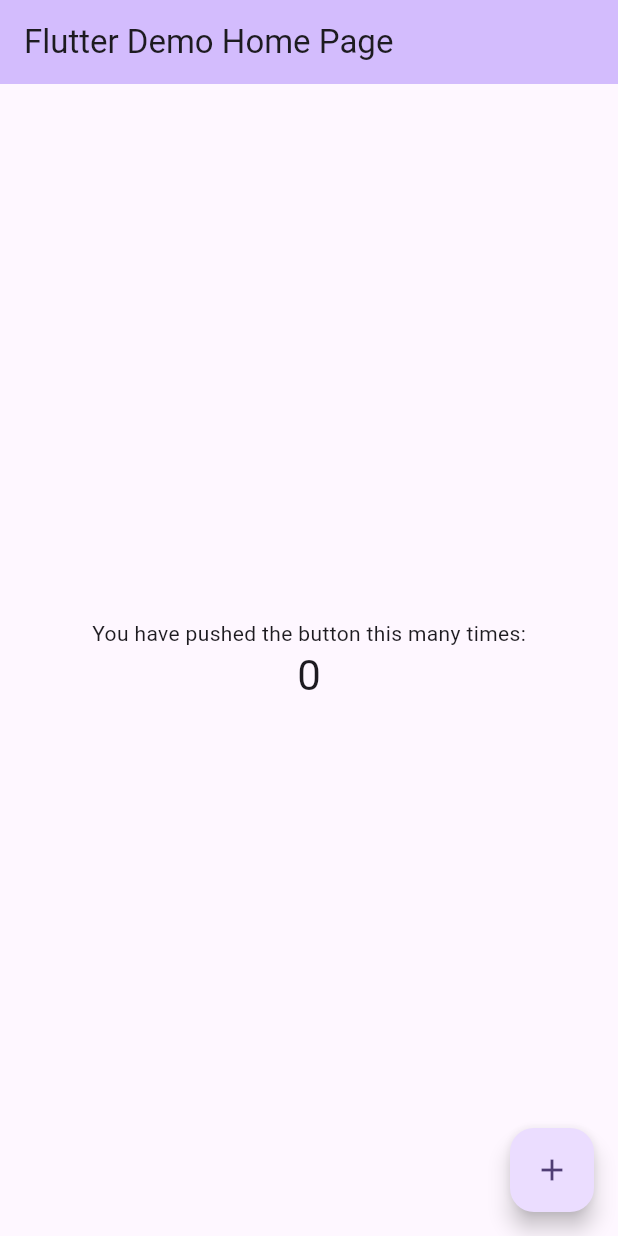
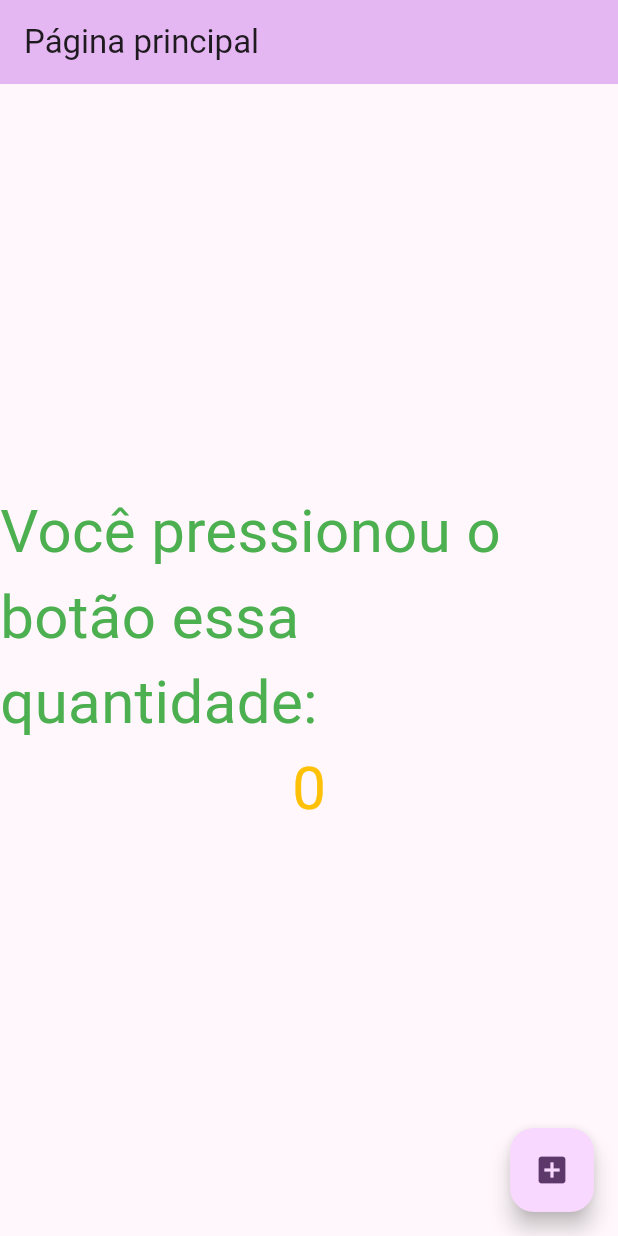
Before and after one commit to gabrielnuss/MeuappFlutter, a Flutter app: the screen it shows after launch, on a phone screen of 412 x 824 dp. Run offline on Flutter 3.47's test engine with Material 2 defaults, Android fonts, the phone set to English and light mode, and no system bars.

Commit message:
Alterações desafio DIO

```diff
--- a/lib/main.dart
+++ b/lib/main.dart
@@ -28,10 +28,10 @@ class MyApp extends StatelessWidget {
         //
         // This works for code too, not just values: Most code changes can be
         // tested with just a hot reload.
-        colorScheme: ColorScheme.fromSeed(seedColor: Colors.deepPurple),
+        colorScheme: ColorScheme.fromSeed(seedColor: Colors.purple.shade700),
         useMaterial3: true,
       ),
-      home: const MyHomePage(title: 'Flutter Demo Home Page'),
+      home: const MyHomePage(title: 'Página principal'),
     );
   }
 }
@@ -55,16 +55,16 @@ class MyHomePage extends StatefulWidget {
 }
 
 class _MyHomePageState extends State<MyHomePage> {
-  int _counter = 0;
+  int _contador = 0;
 
-  void _incrementCounter() {
+  void _incrementarContador() {
     setState(() {
       // This call to setState tells the Flutter framework that something has
       // changed in this State, which causes it to rerun the build method below
       // so that the display can reflect the updated values. If we changed
       // _counter without calling setState(), then the build method would not be
       // called again, and so nothing would appear to happen.
-      _counter++;
+      _contador++;
     });
   }
 
@@ -105,20 +105,19 @@ class _MyHomePageState extends State<MyHomePage> {
           // wireframe for each widget.
           mainAxisAlignment: MainAxisAlignment.center,
           children: <Widget>[
-            const Text(
-              'You have pushed the button this many times:',
-            ),
+            const Text('Você pressionou o botão essa quantidade:',
+                style: TextStyle(color: Colors.green, fontSize: 40)),
             Text(
-              '$_counter',
-              style: Theme.of(context).textTheme.headlineMedium,
+              '$_contador',
+              style: TextStyle(color: Colors.amber, fontSize: 40),
             ),
           ],
         ),
       ),
       floatingActionButton: FloatingActionButton(
-        onPressed: _incrementCounter,
-        tooltip: 'Increment',
-        child: const Icon(Icons.add),
+        onPressed: _incrementarContador,
+        tooltip: 'Adicionar',
+        child: const Icon(Icons.add_box),
       ), // This trailing comma makes auto-formatting nicer for build methods.
     );
   }
```
